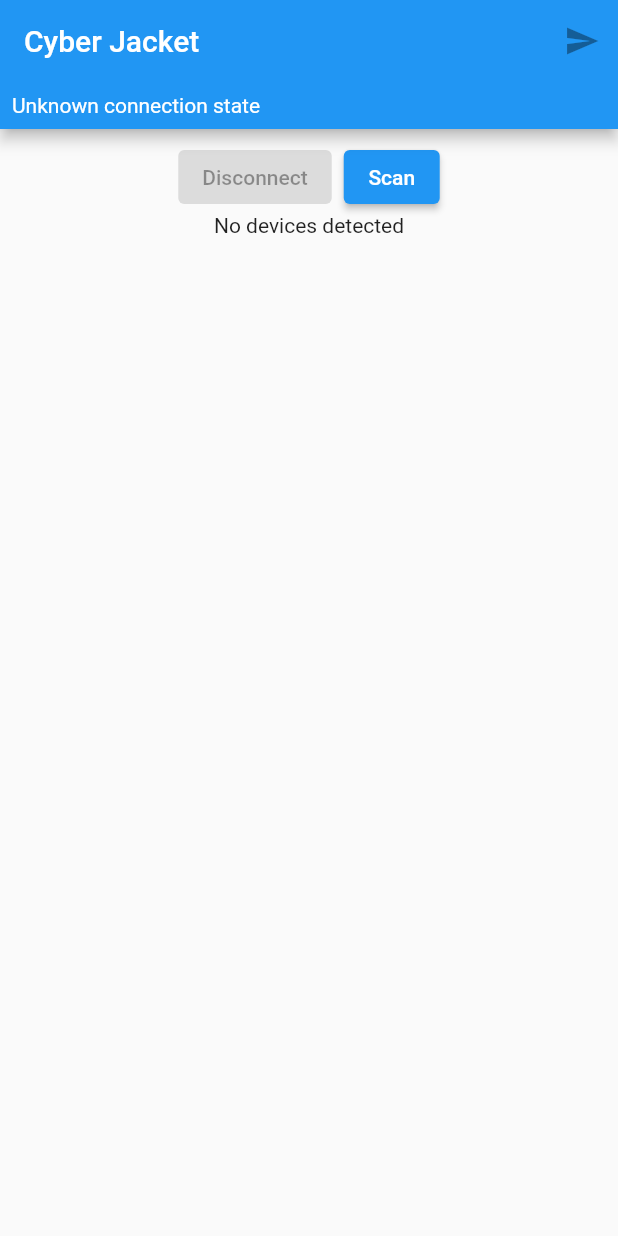
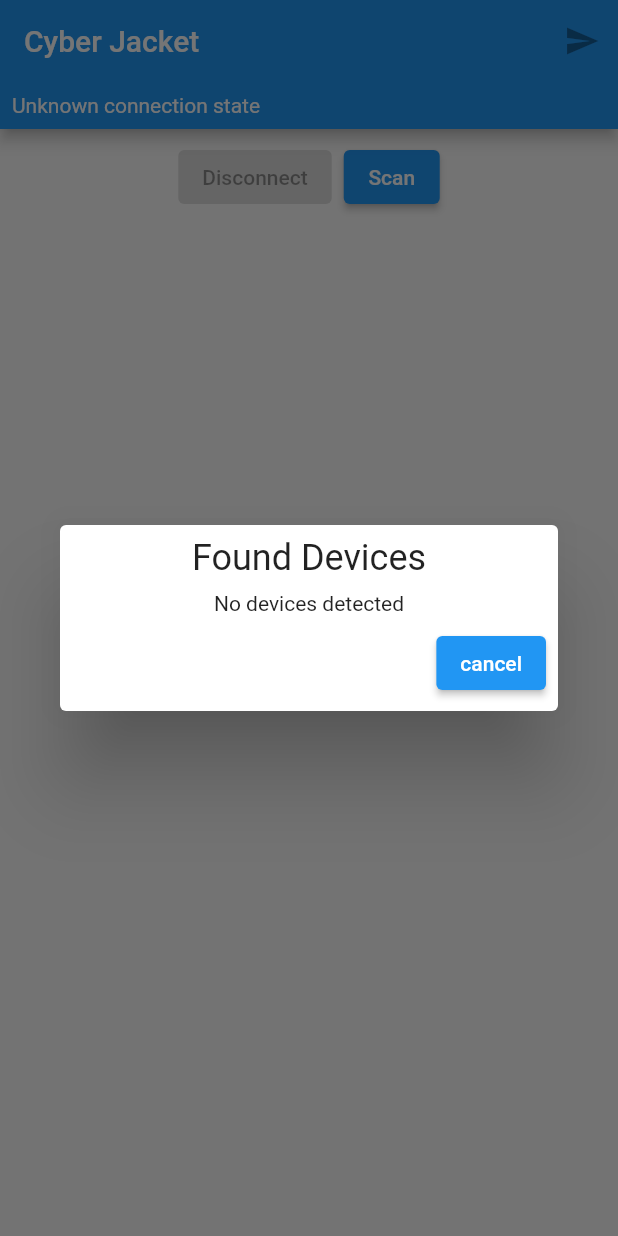
Before and after one commit to mishkov/cyber-jacket-app, a Flutter app: the screen it shows after launch, after a tap on "Scan", on a phone screen of 412 x 824 dp. Run offline on Flutter 3.47's test engine with Material 2 defaults, Android fonts, the light colour scheme and no system bars; our stand-ins replace flutter_bloc, flutter_bluetooth_serial; statements that could not run were skipped.

Commit message:
Implement scanning dialog

```diff
--- a/lib/main.dart
+++ b/lib/main.dart
@@ -47,9 +47,6 @@ class MyHomePage extends StatefulWidget {
 }
 
 class _MyHomePageState extends State<MyHomePage> {
-  final _availableDevicesListScrollController = ScrollController();
-  final _updateLayoutController = UpdateLayoutController();
-
   @override
   Widget build(BuildContext context) {
     final connectionProvider = context.read<BluetoothConnectionCubit>();
@@ -114,22 +111,6 @@ class _MyHomePageState extends State<MyHomePage> {
         child: Align(
           alignment: Alignment.topCenter,
           child:
-              BlocListener<BluetoothConnectionCubit, BluetoothConnectionState>(
-            listenWhen: (previous, current) {
-              return previous.devices.length != current.devices.length;
-            },
-            listener: (context, state) {
-              if (_availableDevicesListScrollController.hasClients) {
-                _updateLayoutController.layoutUpdater?.call();
-                _availableDevicesListScrollController.animateTo(
-                  _availableDevicesListScrollController
-                      .position.maxScrollExtent,
-                  duration: const Duration(seconds: 1),
-                  curve: Curves.ease,
-                );
-              }
-            },
-            child:
               BlocBuilder<BluetoothConnectionCubit, BluetoothConnectionState>(
             builder: (context, state) {
               return Column(
@@ -149,26 +130,95 @@ class _MyHomePageState extends State<MyHomePage> {
                         width: 8,
                       ),
                       ElevatedButton(
-                        onPressed:
-                            !state.isScanning ? connectionProvider.scan : null,
+                        onPressed: () {
+                          connectionProvider.scan();
+                          showDialog(
+                            context: context,
+                            builder: (context) {
+                              return Dialog(
+                                child: ScanningDialog(),
+                              );
+                            },
+                          );
+                          connectionProvider.stopScan();
+                        },
                         child: const Text('Scan'),
                       ),
                     ],
                   ),
-                  Expanded(
-                    child: state.devices.isNotEmpty
-                        ? CustomScrollView(
-                            controller: _availableDevicesListScrollController,
+                  const Spacer(),
+                ],
+              );
+            },
+          ),
+        ),
+      ),
+    );
+  }
+}
+
+class ScanningDialog extends StatelessWidget {
+  ScanningDialog({
+    Key? key,
+  }) : super(key: key);
+
+  final availableDevicesListScrollController = ScrollController();
+  final updateLayoutController = UpdateLayoutController();
+
+  @override
+  Widget build(BuildContext context) {
+    return Column(
+      mainAxisSize: MainAxisSize.min,
+      children: [
+        BlocBuilder<BluetoothConnectionCubit, BluetoothConnectionState>(
+            builder: (context, state) {
+          return Column(
+            mainAxisSize: MainAxisSize.min,
+            children: [
+              Padding(
+                padding: const EdgeInsets.all(8.0),
+                child: Text(
+                  state.isScanning ? 'Scanning...' : 'Found Devices',
+                  style: const TextStyle(
+                    fontSize: 24,
+                  ),
+                ),
+              ),
+              state.devices.isNotEmpty
+                  ? BlocListener<BluetoothConnectionCubit,
+                      BluetoothConnectionState>(
+                      listenWhen: (previous, current) {
+                        return previous.devices.length !=
+                            current.devices.length;
+                      },
+                      listener: (context, state) {
+                        if (availableDevicesListScrollController.hasClients) {
+                          updateLayoutController.layoutUpdater?.call();
+                          availableDevicesListScrollController.animateTo(
+                            availableDevicesListScrollController
+                                .position.maxScrollExtent,
+                            duration: const Duration(seconds: 1),
+                            curve: Curves.ease,
+                          );
+                        }
+                      },
+                      child: BlocBuilder<BluetoothConnectionCubit,
+                          BluetoothConnectionState>(
+                        builder: (context, state) {
+                          return CustomScrollView(
+                            controller: availableDevicesListScrollController,
                             shrinkWrap: true,
                             slivers: [
                               SliverListWithControlledLayout(
-                                updateLayoutController: _updateLayoutController,
+                                updateLayoutController: updateLayoutController,
                                 delegate: SliverChildBuilderDelegate(
                                   (context, index) {
                                     final device = state.devices[index];
                                     return AvailableDevice(
                                       device: device,
                                       onConnect: () {
+                                        final connectionProvider = context
+                                            .read<BluetoothConnectionCubit>();
                                         connectionProvider.connectTo(device);
                                       },
                                     );
@@ -177,29 +227,27 @@ class _MyHomePageState extends State<MyHomePage> {
                                 ),
                               ),
                             ],
+                          );
+                        },
+                      ),
                     )
-                        // ListView.builder(
-                        //     controller: _controller,
-                        //     shrinkWrap: true,
-                        //     itemCount: state.devices.length,
-                        //     itemBuilder: (context, index) {
-                        //       final device = state.devices[index];
-                        //       return AvailableDevice(
-                        //         device: device,
-                        //         onConnect: () {
-                        //           connectionProvider.connectTo(device);
-                        //         },
-                        //       );
-                        //     },
-                        //   )
                   : const Text('No devices detected'),
-                  ),
             ],
           );
         }),
+        Align(
+          alignment: Alignment.bottomRight,
+          child: Padding(
+            padding: const EdgeInsets.all(8.0),
+            child: ElevatedButton(
+              onPressed: () {
+                Navigator.pop(context);
+              },
+              child: const Text('cancel'),
             ),
           ),
-      ),
+        )
+      ],
     );
   }
 }
@@ -221,7 +269,7 @@ class AvailableDevice extends StatelessWidget {
         title: Text(device.name ?? device.address),
         subtitle: Text(device.name != null ? device.address : ''),
         trailing: TextButton(
-          onPressed: onConnect,
+          onPressed: device.isConnected ? null : onConnect,
           child: Text(device.isConnected ? 'Connected' : 'Connect'),
         ),
       ),
```
Lines whose indentation alone changed are shown as unchanged.
